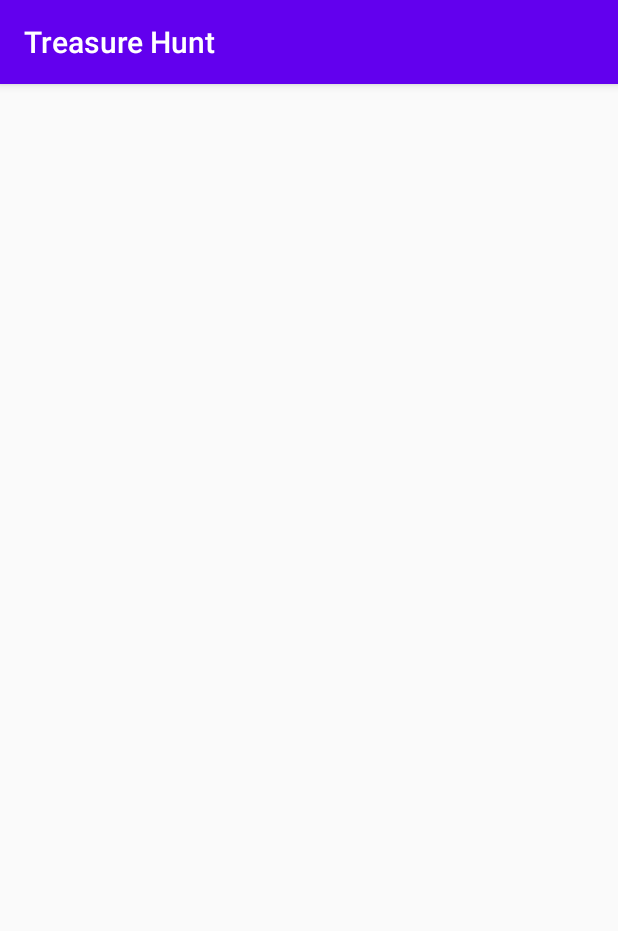
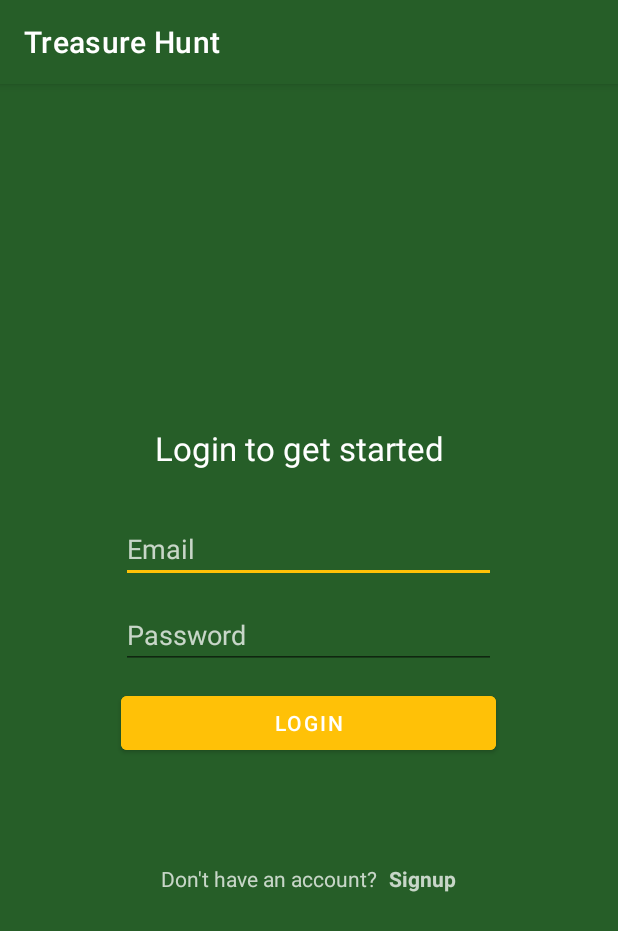
Before and after one commit to tefkros777/treasure-hunt, an Android app: the screen it shows after launch (LoginActivity), on a phone screen of 412 x 824 dp. Shown: the top 931 px of the screen. Run offline under Robolectric (Android 15) with nearby library versions, the phone set to English and light mode, and no system bars.

Commit message:
Add login UI

```diff
--- /dev/null
+++ b/app/src/main/java/com/loizou/treasurehunt/AppCommon.kt
@@ -0,0 +1,8 @@
+package com.loizou.treasurehunt
+
+import android.view.View
+import com.google.android.material.snackbar.Snackbar
+
+const val DEBUG_TAG = "TREASURE_HUNT_APP_DEBUG: "
+fun showMessage(v: View, msg: Int) = Snackbar.make(v, msg, Snackbar.LENGTH_LONG).show()
+fun showMessage(v: View, msg: String) = Snackbar.make(v, msg, Snackbar.LENGTH_LONG).show()
--- a/app/src/main/java/com/loizou/treasurehunt/LoginActivity.kt
+++ b/app/src/main/java/com/loizou/treasurehunt/LoginActivity.kt
@@ -1,11 +1,39 @@
 package com.loizou.treasurehunt
 
+import android.content.Context
+import android.content.Intent
 import androidx.appcompat.app.AppCompatActivity
 import android.os.Bundle
+import android.util.Log
+import android.view.inputmethod.InputMethodManager
+import com.google.android.material.button.MaterialButton
 
 class LoginActivity : AppCompatActivity() {
     override fun onCreate(savedInstanceState: Bundle?) {
         super.onCreate(savedInstanceState)
         setContentView(R.layout.activity_login)
+        Log.v(DEBUG_TAG, "Login Activity Loaded")
+
+        // Login button
+        val btnLogin = findViewById<MaterialButton>(R.id.btnLogin)
+        btnLogin.setOnClickListener {
+            closeKeyBoard()
+
+            // TODO: IMPLEMENT USER LOGIN WITH FIREBASE
+
+            val intent = Intent(this, MainActivity::class.java)
+            startActivity(intent)
+            finish()
+        }
+
     }
+
+    private fun closeKeyBoard() {
+        val view = this.currentFocus
+        if (view != null) {
+            val imm = getSystemService(Context.INPUT_METHOD_SERVICE) as InputMethodManager
+            imm.hideSoftInputFromWindow(view.windowToken, 0)
+        }
+    }
+
 }
--- a/app/src/main/java/com/loizou/treasurehunt/MainActivity.kt
+++ b/app/src/main/java/com/loizou/treasurehunt/MainActivity.kt
@@ -2,10 +2,19 @@ package com.loizou.treasurehunt
 
 import androidx.appcompat.app.AppCompatActivity
 import android.os.Bundle
+import android.service.autofill.UserData
+import android.util.Log
+import android.view.ViewGroup
 
 class MainActivity : AppCompatActivity() {
     override fun onCreate(savedInstanceState: Bundle?) {
         super.onCreate(savedInstanceState)
         setContentView(R.layout.activity_main)
+        Log.v(DEBUG_TAG, "Main Activity Loaded")
+
+        val rootLayout = findViewById<ViewGroup>(R.id.rootLayout)
+        // Greet user
+        showMessage(rootLayout, "Welcome to treasure hunt!")
+
     }
 }
--- a/app/src/main/res/layout/activity_login.xml
+++ b/app/src/main/res/layout/activity_login.xml
@@ -1,9 +1,79 @@
 <?xml version="1.0" encoding="utf-8"?>
-<androidx.constraintlayout.widget.ConstraintLayout xmlns:android="http://schemas.android.com/apk/res/android"
-    xmlns:app="http://schemas.android.com/apk/res-auto"
-    xmlns:tools="http://schemas.android.com/tools"
+<com.google.android.material.circularreveal.CircularRevealRelativeLayout xmlns:android="http://schemas.android.com/apk/res/android"
+    android:id="@+id/loginView"
     android:layout_width="match_parent"
     android:layout_height="match_parent"
-    tools:context=".LoginActivity">
+    android:background="@color/colorPrimary"
+    android:gravity="center">
 
-</androidx.constraintlayout.widget.ConstraintLayout>
+    <com.google.android.material.textview.MaterialTextView
+        android:id="@+id/tvLoginPrompt"
+        android:layout_width="250dp"
+        android:layout_height="wrap_content"
+        android:layout_marginBottom="24dp"
+        android:gravity="center"
+        android:text="@string/login_prompt"
+        android:textColor="@color/colorPrimaryText"
+        android:textSize="22sp" />
+
+    <com.google.android.material.textfield.TextInputEditText
+        android:id="@+id/etEmail"
+        android:layout_width="250dp"
+        android:layout_height="wrap_content"
+        android:layout_below="@id/tvLoginPrompt"
+        android:layout_margin="6dp"
+        android:hint="@string/email"
+        android:textColor="@color/colorPrimaryText"
+        android:textColorHint="@color/colorSecondaryText" />
+
+    <com.google.android.material.textfield.TextInputEditText
+        android:id="@+id/etPassword"
+        android:layout_width="250dp"
+        android:layout_height="wrap_content"
+        android:layout_below="@+id/etEmail"
+        android:layout_margin="6dp"
+        android:hint="@string/password"
+        android:inputType="textPassword"
+        android:textColor="@color/colorPrimaryText"
+        android:textColorHint="@color/colorSecondaryText" />
+
+    <com.google.android.material.button.MaterialButton
+        android:id="@+id/btnLogin"
+        android:layout_width="250dp"
+        android:layout_height="wrap_content"
+        android:layout_below="@id/etPassword"
+        android:layout_margin="6dp"
+        android:backgroundTint="@color/colorAccent"
+        android:text="@string/login" />
+
+    <com.google.android.material.circularreveal.CircularRevealRelativeLayout
+        android:layout_width="250dp"
+        android:layout_height="wrap_content"
+        android:layout_below="@+id/btnLogin"
+        android:layout_marginLeft="6dp"
+        android:layout_marginTop="64dp"
+        android:layout_marginRight="6dp"
+        android:gravity="center">
+
+        <com.google.android.material.textview.MaterialTextView
+            android:id="@+id/tvDontHaveAccount"
+            android:layout_width="wrap_content"
+            android:layout_height="wrap_content"
+            android:text="@string/no_account"
+            android:textColor="@color/colorSecondaryText" />
+
+        <com.google.android.material.textview.MaterialTextView
+            android:id="@+id/tvSignup"
+            android:layout_width="wrap_content"
+            android:layout_height="wrap_content"
+            android:layout_marginLeft="8dp"
+            android:layout_toRightOf="@+id/tvDontHaveAccount"
+            android:onClick="createNewUser"
+            android:text="@string/signup"
+            android:textColor="@color/colorSecondaryText"
+            android:textStyle="bold" />
+
+    </com.google.android.material.circularreveal.CircularRevealRelativeLayout>
+
+
+</com.google.android.material.circularreveal.CircularRevealRelativeLayout>
--- a/app/src/main/res/layout/activity_main.xml
+++ b/app/src/main/res/layout/activity_main.xml
@@ -1,7 +1,8 @@
 <?xml version="1.0" encoding="utf-8"?>
-<androidx.constraintlayout.widget.ConstraintLayout xmlns:android="http://schemas.android.com/apk/res/android"
+<com.google.android.material.circularreveal.CircularRevealRelativeLayout xmlns:android="http://schemas.android.com/apk/res/android"
     xmlns:app="http://schemas.android.com/apk/res-auto"
     xmlns:tools="http://schemas.android.com/tools"
+    android:id="@+id/rootLayout"
     android:layout_width="match_parent"
     android:layout_height="match_parent"
     tools:context=".MainActivity">
@@ -15,4 +16,4 @@
         app:layout_constraintRight_toRightOf="parent"
         app:layout_constraintTop_toTopOf="parent" />
 
-</androidx.constraintlayout.widget.ConstraintLayout>
+</com.google.android.material.circularreveal.CircularRevealRelativeLayout>
--- a/app/src/main/res/values/colors.xml
+++ b/app/src/main/res/values/colors.xml
@@ -1,6 +1,10 @@
 <?xml version="1.0" encoding="utf-8"?>
 <resources>
-    <color name="colorPrimary">#6200EE</color>
-    <color name="colorPrimaryDark">#3700B3</color>
-    <color name="colorAccent">#03DAC5</color>
+    <color name="colorPrimary">#265E28</color>
+    <color name="colorPrimaryDark">#1B421C</color>
+    <color name="colorSecondary">#C8C99868</color>
+    <color name="colorAccent">#FFC107</color>
+
+    <color name="colorPrimaryText">#ffffff</color>
+    <color name="colorSecondaryText">#BEFFFFFF</color>
 </resources>
--- a/app/src/main/res/values/strings.xml
+++ b/app/src/main/res/values/strings.xml
@@ -1,3 +1,9 @@
 <resources>
     <string name="app_name">Treasure Hunt</string>
+    <string name="login_prompt">Login to get started</string>
+    <string name="email">Email</string>
+    <string name="password">Password</string>
+    <string name="login">Login</string>
+    <string name="no_account">Don\'t have an account?</string>
+    <string name="signup">Signup</string>
 </resources>
--- a/app/src/main/res/values/styles.xml
+++ b/app/src/main/res/values/styles.xml
@@ -1,6 +1,6 @@
 <resources>
     <!-- Base application theme. -->
-    <style name="AppTheme" parent="Theme.AppCompat.Light.DarkActionBar">
+    <style name="AppTheme" parent="Theme.MaterialComponents.DayNight.DarkActionBar">
         <!-- Customize your theme here. -->
         <item name="colorPrimary">@color/colorPrimary</item>
         <item name="colorPrimaryDark">@color/colorPrimaryDark</item>
```
